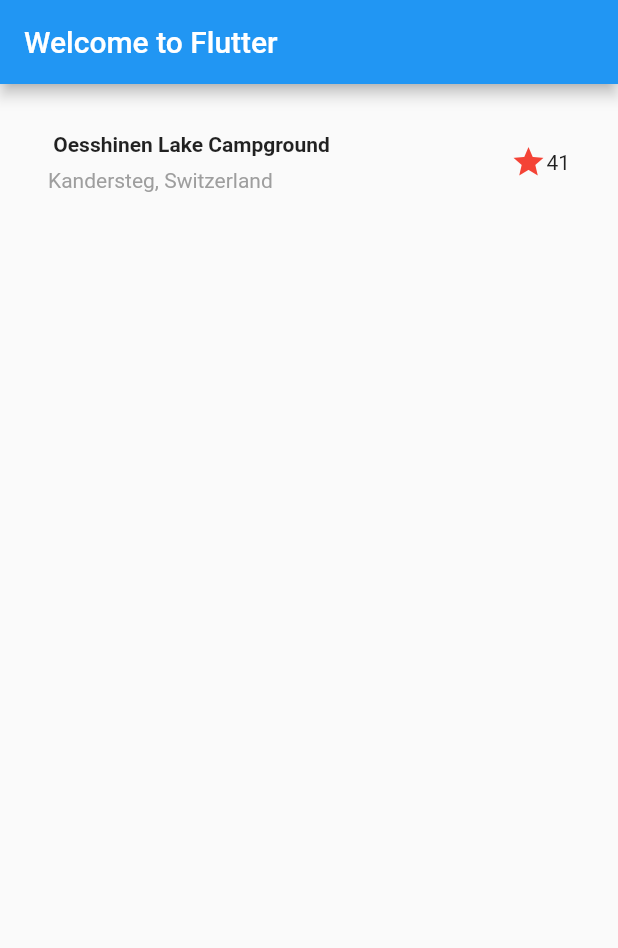
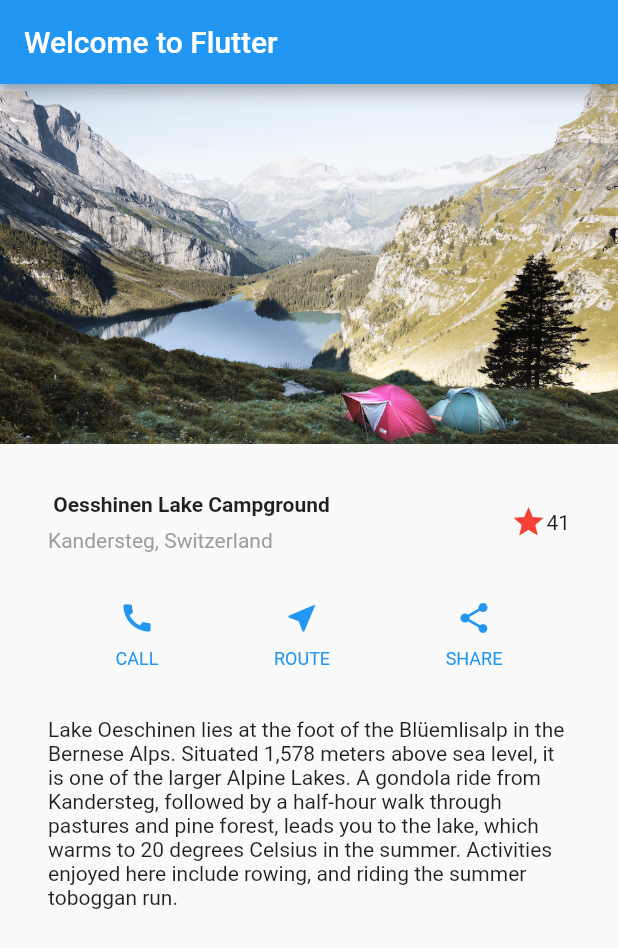
Before and after one commit to gnoparus/flutter_layout101, a Flutter app: the screen it shows after launch, on a phone screen of 412 x 824 dp. Shown: the top 948 px of the screen. Run offline on Flutter 3.47's test engine with Material 2 defaults, Android fonts, the phone set to English and light mode, and no system bars.

Commit message:
Add image and text

```diff
--- a/lib/main.dart
+++ b/lib/main.dart
@@ -39,14 +39,44 @@ class MyApp extends StatelessWidget {
 
   @override
   Widget build(BuildContext context) {
+    Color color = Theme.of(context).primaryColor;
+
+    Widget buttonSection = Row(
+      mainAxisAlignment: MainAxisAlignment.spaceEvenly,
+      children: [
+        _buildButtonColumn(color, Icons.call, 'CALL'),
+        _buildButtonColumn(color, Icons.near_me, 'ROUTE'),
+        _buildButtonColumn(color, Icons.share, 'SHARE'),
+      ],
+    );
+
+    Widget textSection = const Padding(
+      padding: EdgeInsets.all(32),
+      child: Text(
+        'Lake Oeschinen lies at the foot of the Blüemlisalp in the Bernese '
+        'Alps. Situated 1,578 meters above sea level, it is one of the '
+        'larger Alpine Lakes. A gondola ride from Kandersteg, followed by a '
+        'half-hour walk through pastures and pine forest, leads you to the '
+        'lake, which warms to 20 degrees Celsius in the summer. Activities '
+        'enjoyed here include rowing, and riding the summer toboggan run.',
+        softWrap: true,
+      ),
+    );
+
     return MaterialApp(
       title: 'Welcome to Flutter',
       home: Scaffold(
           appBar: AppBar(
             title: const Text('Welcome to Flutter'),
           ),
-          body: Column(
-            children: [titleSection],
+          body: ListView(
+            children: [
+              Image.asset('images/lake.jpg',
+                  width: 600, height: 240, fit: BoxFit.cover),
+              titleSection,
+              buttonSection,
+              textSection
+            ],
           )),
     );
   }
--- a/pubspec.yaml
+++ b/pubspec.yaml
@@ -58,8 +58,8 @@ flutter:
   uses-material-design: true
 
   # To add assets to your application, add an assets section, like this:
-  # assets:
-  #   - images/a_dot_burr.jpeg
+  assets:
+    - images/lake.jpg
   #   - images/a_dot_ham.jpeg
 
   # An image asset can refer to one or more resolution-specific "variants", see
```
Also changed, not shown: images/lake.jpg (added).
